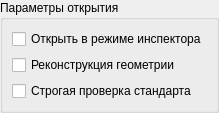
Before: the Qt Designer form dialogs/open_file_dialog.ui in dralex/CyberiadaHSM-Editor, drawn with Qt 5.
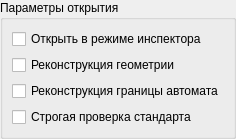
After: the same form once the commit is applied.

Commit message: reconstruct the state machine border on request

```diff
--- a/dialogs/open_file_dialog.ui
+++ b/dialogs/open_file_dialog.ui
@@ -41,6 +41,16 @@
         </property>
        </widget>
       </item>
+      <item>
+       <widget class="QCheckBox" name="reconstructSMCheckBox">
+        <property name="toolTip">
+         <string>Создать отсутствующую границу автомата при реконструкции</string>
+        </property>
+        <property name="text">
+         <string>Реконструкция границы автомата</string>
+        </property>
+       </widget>
+      </item>
       <item>
        <widget class="QCheckBox" name="strictCheckBox">
         <property name="toolTip">
```
Left out of the diff: 1 changed line with no effect on the pictures. The commit also changes 9 other files.
